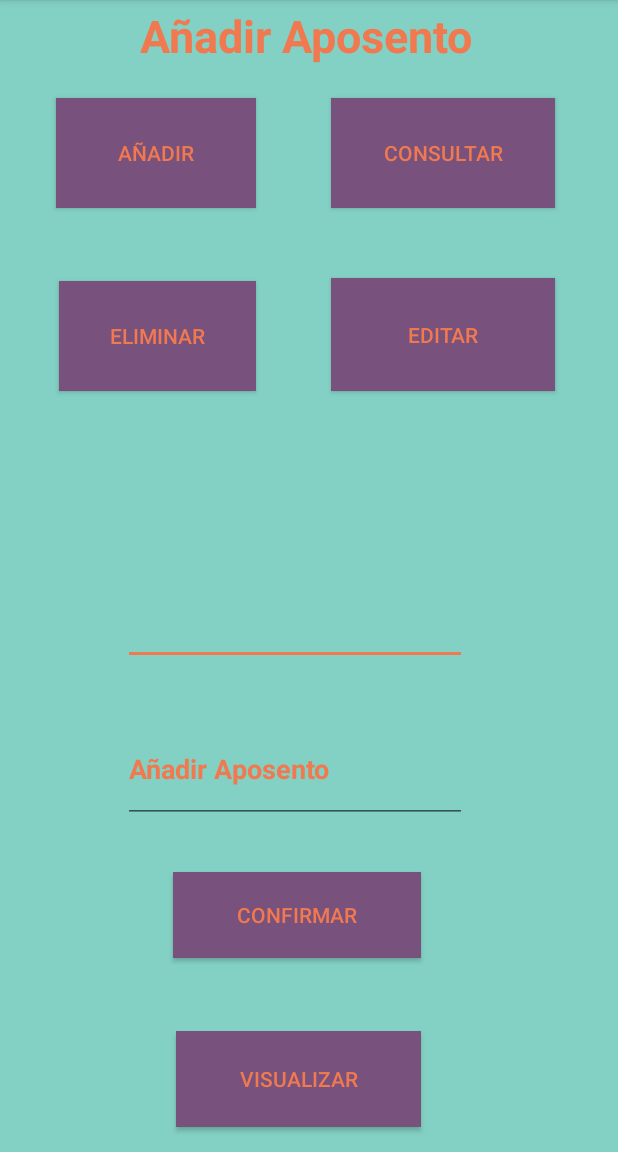
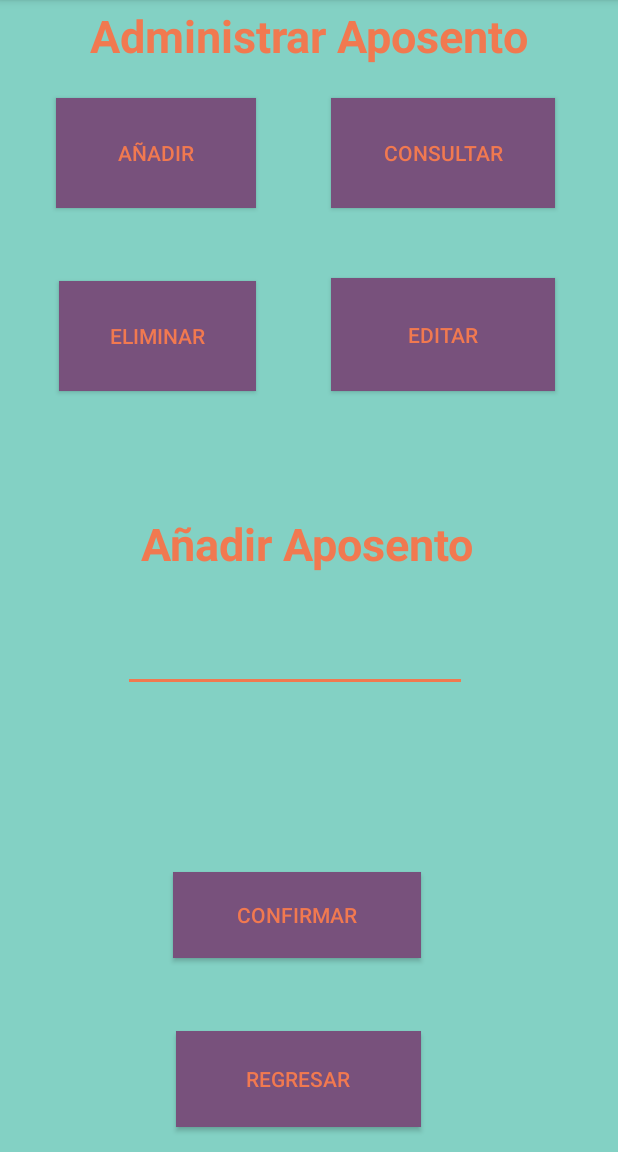
Before and after one commit to ErickCR12/SmartHomeTEC, an Android app: the Gestion_Aposentos screen opened directly, with no data from a screen before it, on a phone screen of 412 x 824 dp, the part 84-1236 px from its top. Run offline under Robolectric (Android 15) with nearby library versions, the phone set to English and light mode, and no system bars.

Commit message:
Se completan funcionalidades de las ventanas

```diff
--- a/App/app/src/main/java/com/example/app/Funciones_Pantallas/Gestion_Aposentos.kt
+++ b/App/app/src/main/java/com/example/app/Funciones_Pantallas/Gestion_Aposentos.kt
@@ -1,6 +1,7 @@
 package com.example.app.Funciones_Pantallas
 
 import android.annotation.SuppressLint
+import android.content.Intent
 import android.os.Bundle
 import android.util.Log
 import android.view.View
@@ -8,11 +9,12 @@ import android.widget.*
 import androidx.appcompat.app.AppCompatActivity
 import com.example.app.R
 import kotlinx.android.synthetic.main.aposentos.*
+import kotlinx.android.synthetic.main.dispositivos.*
 
 class Gestion_Aposentos: AppCompatActivity() {
 
     //Se crea un list de aposentos registrados
-    val aposentos_registrados = mutableListOf<String>()
+    val aposentos_registrados = arrayListOf<String>()
 
     @SuppressLint("SetTextI18n")
     override fun onCreate(savedInstanceState: Bundle?) {
@@ -22,75 +24,175 @@ class Gestion_Aposentos: AppCompatActivity() {
         //Variables para recibir los datos de entrada de los aposentos
         val aposento_nombre = findViewById<EditText>(R.id.txtaposentonombre) as EditText
 
-        var aposento:String
+        val editar_aposento = findViewById<EditText>(R.id.txtaposentonombre2) as EditText
+        editar_aposento.visibility = View.INVISIBLE
 
-        /**
-        menu.onItemSelectedListener = object: AdapterView.OnItemSelectedListener{
-            //Función implementada cuando es seleccionado uno de los elementos del spinner de platillos
-            //El elemento importante es el id, ya que este dará la posición en el array de opciones
-            override fun onItemSelected(parent: AdapterView<*>?, view: View?, position: Int, id: Long) {
+        //Variaable para mostrar la información en un label al usuario
+        val label = findViewById<TextView>(R.id.lblindicador) as TextView
 
-                //Se selecciona el elemento del usuario y se procede a mostrarlo en la interfaz
-                val seleccion = platillos_recibidos[position].toString()
-                val seleccion2 = precio_recibidos[position].toString()
-                item.setText(seleccion)
-                //total.setText(seleccion2)
+        //Variable para administrar el spinner con la información de platillos
+        //Se crea un spinner para mostar los platillos seleccionados por el usuario
+        val aposentos_disponibles = findViewById<Spinner>(R.id.spnseleccionados)
 
-                costoinidividual = precio_recibidos[position].toString().toInt()
+        //Se toman las listas de arrays creadas en la sección de values/strings del proyecto para
+        //poder trabajar con ellos y mostrar lo que estan almacenan en la interfaz
+        val lista_aposentos = ArrayAdapter(this,android.R.layout.simple_spinner_item, aposentos_registrados)
+        aposentos_disponibles.adapter = lista_aposentos
 
-                tiempo_pre = tiempo_recibidos[position].toString().toInt()
+        var aposento: String
 
-                indice = position
-            }
-            override fun onNothingSelected(parent: AdapterView<*>?) {
-                TODO("Not yet implemented")
-            }
-        }
+        //Se habilitan todos los botones
+        btneditar.isEnabled = true
+        btnconsulta.isEnabled = true
+        btneliminar2.isEnabled = true
+        btnanadir.isEnabled = true
 
-        **/
 
         //Botón para añadir aposentos a la aplicación
         btnanadir.setOnClickListener {
-            btneliminar2.isEnabled = false
+            //Se muestra la función que se esté ejecutando en el momento
+            label.setText("Añadir Aposento")
+        }
+
+        //Botón para eliminar aposentos a la aplicación
+        btneliminar2.setOnClickListener {
+            //Se muestra la función que se esté ejecutando en el momento
+            label.setText("Eliminar Aposento")
+        }
+
+        btneditar.setOnClickListener {
+            //Se muestra la función que se esté ejecutando en el momento
+            label.setText("Editar Aposento")
+
+            editar_aposento.visibility = View.VISIBLE
+        }
+
+        //Botón para consultar los aposentos de la aplicación
+        btnconsulta.setOnClickListener {
+            //Se muestra la función que se esté ejecutando en el momento
+            label.setText("Consultar Aposento")
+
+            aposento_nombre.visibility = View.INVISIBLE
+            editar_aposento.visibility = View.INVISIBLE
+
+            //Se habilita el spinner para mostrar la información de aposentos
+            aposentos_disponibles.visibility = View.VISIBLE
+        }
+
+
+        /**
+         * Se seleccionan las diferentes opciones de gestión de dispositivos al hacer click
+         * en el botón de confirmar, las opciones disponibles para su gestión son las de
+         * añadir, eliminar, editar y consultar algún aposento, cada uan de estas se almacenan
+         * en una variable para su respeciva administración
+         * **/
+        btnconfirmar2.setOnClickListener {
+
+            /**
+             * Para añadir un nuevo aposento lo que se necesita nada mas es seleccionar el botón con
+             * la leyenda "Añadir", agregar el aposento deseado y una vez hecho esto se presiona el
+             * botón de "confirmar", en caso de que no se añada ningún dispositivo, se añdaen 4 por
+             * default: dormitorio, cocina, sala, comedor
+             * */
+            if (label.text == "Añadir Aposento"){
+
                 //Se toma el nombre del registro del aposento ingresado por el usuario
                 aposento = aposento_nombre.text.toString()
                 //Si no se añade ningún aposento registrado se añaden por default
                 //dormitorio, cocina, sala, comedor
-            if (aposento_nombre.text.toString().isNullOrEmpty()){
+                if (aposento_nombre.text.toString().isNullOrEmpty()) {
                     aposentos_registrados.add("dormitorio")
                     aposentos_registrados.add("cocina")
                     aposentos_registrados.add("sala")
                     aposentos_registrados.add("comedor")
-                Log.i("info", aposentos_registrados.toString())
-            }
-            else{
+                    Log.i("infoA", aposentos_registrados.toString())
+                } else {
+                    aposentos_registrados.add("dormitorio")
+                    aposentos_registrados.add("cocina")
+                    aposentos_registrados.add("sala")
+                    aposentos_registrados.add("comedor")
                     //Si el usuario ingresa un aposento válido se añade a la lista vacia
                     aposentos_registrados.add(aposento)
-                Log.i("info", aposentos_registrados.toString())
-            }
+                    Log.i("infoA", aposentos_registrados.toString())
                 }
 
-        //Botón para eliminar aposentos a la aplicación
-        btneliminar2.setOnClickListener {
-            aposento_nombre.setText("Eliminar Aposento")
+                aposento_nombre.visibility = View.VISIBLE
+                editar_aposento.visibility = View.INVISIBLE
+                aposentos_disponibles.visibility = View.INVISIBLE
+            }
+
+            /**
+             * Para eliminar un nuevo aposento lo que se necesita nada mas es seleccionar el botón con
+             * la leyenda "Eliminar", agregar el aposento deseado y una vez hecho esto se presiona el
+             * botón de "confirmar", con esto se elimina el respectivo elemento del array
+             * */
+            if (label.text == "Eliminar Aposento"){
+
                 //Se toma el nombre del registro del aposento ingresado por el usuario
                 aposento = aposento_nombre.text.toString()
                 //Se elimina el elemento registrado por el usuario
                 aposentos_registrados.remove(aposento)
 
-            Log.i("info", aposentos_registrados.toString())
+                Log.i("infoE", aposentos_registrados.toString())
+
+
+                aposento_nombre.visibility = View.VISIBLE
+                editar_aposento.visibility = View.INVISIBLE
+                aposentos_disponibles.visibility = View.INVISIBLE
             }
 
-        btneditar.setOnClickListener {  }
+            /**
+             * Para editar un  aposento lo que se necesita nada mas es seleccionar el botón con
+             * la leyenda "Editar", agregar el aposento a editar con el nombre original y el
+             * desado con el nombre nuevo en el segundo entry, presionar el botón de "confirmar" y
+             * las nuevas modificaciones son registradas
+             * */
+            if (label.text == "Editar Aposento"){
 
-        //Botón para consultar los aposentos de la aplicación
-        btnconsulta.setOnClickListener {  }
-        Log.i("info", aposentos_registrados.toString())
+                //Se toma el nombre del registro del aposento ingresado por el usuario
+                aposento = aposento_nombre.text.toString()
+
+                //Se busca la posición del elemento que se debe buscar
+                val posicion_a_modificar = Posicion(aposento, aposentos_registrados)
+
+                //Se elimina el elemento registrado por el usuario
+                aposentos_registrados.remove(aposento)
+
+                //Se cambia el valor deseado en la posición correspondiente
+                aposentos_registrados.add(posicion_a_modificar, editar_aposento.text.toString())
+
+                Log.i("infoEDI", aposentos_registrados.toString())
+
+                aposento_nombre.visibility = View.VISIBLE
+                editar_aposento.visibility = View.INVISIBLE
+                aposentos_disponibles.visibility = View.INVISIBLE
+
+            }
+
+            /**
+             * Para consultar la lista de aposentos solo se presiona el botón de consulta y el botón
+             * de confirmar y se despliega la información de todos los aposentos almacenados previamente
+             * */
+            if (label.text == "Consultar Aposento"){
+                Log.i("infoC", aposentos_registrados.toString())
+
+                aposento_nombre.visibility = View.VISIBLE
+                editar_aposento.visibility = View.INVISIBLE
+                aposentos_disponibles.visibility = View.INVISIBLE
+            }
+        }
+
+        //Se envía toda la información a la ventana de gestión de dispositivos
+        btnvisualizar2.setOnClickListener {
+            val intent = Intent(this, Gestion_Dispositivos::class.java)
+            intent.putExtra("aposentos", aposentos_registrados)
+            startActivity(intent)
+        }
     }
 
     private fun Posicion(elemento: String, datos: List<String>): Int {
-        for (registro in 0 until datos.size){
-            if (elemento == datos.get(registro)){
+        for (registro in 0 until datos.size) {
+            if (elemento == datos.get(registro)) {
                 return registro
             }
         }
--- a/App/app/src/main/res/layout/aposentos.xml
+++ b/App/app/src/main/res/layout/aposentos.xml
@@ -19,7 +19,7 @@
         app:layout_constraintHorizontal_bias="0.45"
         app:layout_constraintStart_toStartOf="parent"
         app:layout_constraintTop_toTopOf="parent"
-        app:layout_constraintVertical_bias="0.534" />
+        app:layout_constraintVertical_bias="0.559" />
 
     <EditText
         android:id="@+id/txtaposentonombre2"
@@ -30,7 +30,7 @@
         android:text="Añadir Aposento"
         android:textColor="#f17950"
         android:textStyle="bold"
-        android:visibility="visible"
+        android:visibility="invisible"
         app:layout_constraintBottom_toBottomOf="parent"
         app:layout_constraintEnd_toEndOf="parent"
         app:layout_constraintHorizontal_bias="0.45"
@@ -57,7 +57,7 @@
         android:layout_width="163dp"
         android:layout_height="64dp"
         android:background="#78517c"
-        android:text="Visualizar"
+        android:text="Regresar"
         android:textColor="#f17950"
         app:layout_constraintBottom_toBottomOf="parent"
         app:layout_constraintEnd_toEndOf="parent"
@@ -68,10 +68,10 @@
 
     <TextView
         android:id="@+id/lbltitulo"
-        android:layout_width="267dp"
+        android:layout_width="337dp"
         android:layout_height="47dp"
         android:gravity="clip_horizontal|center_horizontal|center_vertical"
-        android:text="Añadir Aposento"
+        android:text="Administrar Aposento"
         android:textColor="#f17950"
         android:textSize="30sp"
         android:textStyle="bold"
@@ -82,11 +82,28 @@
         app:layout_constraintTop_toTopOf="parent"
         app:layout_constraintVertical_bias="0.0" />
 
+    <TextView
+        android:id="@+id/lblindicador"
+        android:layout_width="392dp"
+        android:layout_height="48dp"
+        android:gravity="clip_horizontal|center_horizontal|center_vertical"
+        android:text="Añadir Aposento"
+        android:textColor="#f17950"
+        android:textSize="30sp"
+        android:textStyle="bold"
+        app:layout_constraintBottom_toBottomOf="parent"
+        app:layout_constraintHorizontal_bias="0.43"
+        app:layout_constraintLeft_toLeftOf="parent"
+        app:layout_constraintRight_toRightOf="parent"
+        app:layout_constraintTop_toTopOf="parent"
+        app:layout_constraintVertical_bias="0.47" />
+
     <Button
         android:id="@+id/btneditar"
         android:layout_width="149dp"
         android:layout_height="75dp"
         android:background="#78517c"
+        android:enabled="true"
         android:text="Editar"
         android:textColor="#f17950"
         app:layout_constraintBottom_toBottomOf="parent"
@@ -101,6 +118,7 @@
         android:layout_width="133dp"
         android:layout_height="73dp"
         android:background="#78517c"
+        android:enabled="true"
         android:text="Añadir"
         android:textColor="#f17950"
         app:layout_constraintBottom_toBottomOf="parent"
@@ -115,6 +133,7 @@
         android:layout_width="149dp"
         android:layout_height="73dp"
         android:background="#78517c"
+        android:enabled="true"
         android:text="Consultar"
         android:textColor="#f17950"
         app:layout_constraintBottom_toBottomOf="parent"
@@ -129,6 +148,7 @@
         android:layout_width="131dp"
         android:layout_height="73dp"
         android:background="#78517c"
+        android:enabled="true"
         android:text="Eliminar"
         android:textColor="#f17950"
         app:layout_constraintBottom_toBottomOf="parent"
@@ -138,4 +158,16 @@
         app:layout_constraintTop_toTopOf="parent"
         app:layout_constraintVertical_bias="0.27" />
 
+    <Spinner
+        android:id="@+id/spnseleccionados"
+        android:layout_width="216dp"
+        android:layout_height="60dp"
+        android:visibility="invisible"
+        app:layout_constraintBottom_toBottomOf="@+id/btnvisualizar2"
+        app:layout_constraintEnd_toEndOf="parent"
+        app:layout_constraintHorizontal_bias="0.487"
+        app:layout_constraintStart_toStartOf="parent"
+        app:layout_constraintTop_toTopOf="parent"
+        app:layout_constraintVertical_bias="0.581" />
+
 </androidx.constraintlayout.widget.ConstraintLayout>
--- a/App/app/src/main/res/layout/control.xml
+++ b/App/app/src/main/res/layout/control.xml
@@ -12,7 +12,7 @@
         android:layout_height="75dp"
         android:background="#78517c"
         android:gravity="clip_horizontal|center_horizontal|center_vertical"
-        android:text="Salir"
+        android:text="Regresar"
         android:textColor="#f17950"
         android:textSize="18sp"
         android:textStyle="bold"
--- a/App/app/src/main/res/layout/dispositivos.xml
+++ b/App/app/src/main/res/layout/dispositivos.xml
@@ -118,13 +118,13 @@
         android:layout_width="187dp"
         android:layout_height="63dp"
         android:background="#78517c"
-        android:text="Siguiente"
+        android:text="Regresar"
         android:textColor="#f17950"
         app:layout_constraintBottom_toBottomOf="parent"
         app:layout_constraintEnd_toEndOf="parent"
         app:layout_constraintStart_toStartOf="parent"
         app:layout_constraintTop_toTopOf="parent"
-        app:layout_constraintVertical_bias="0.958" />
+        app:layout_constraintVertical_bias="0.976" />
 
     <TextView
         android:id="@+id/lblconsumo"
```
Also changed, not shown: App/app/src/main/java/com/example/app/Funciones_Pantallas/Control.kt (+8 -0 lines), App/app/src/main/java/com/example/app/Funciones_Pantallas/Gestion_Dispositivos.kt (+60 -2 lines), App/app/src/main/java/com/example/app/Funciones_Pantallas/Menu.kt (added, +24 -0 lines), App/app/src/main/java/com/example/app/Funciones_Pantallas/Vincular.kt (+72 -0 lines), App/app/src/main/res/layout/menu.xml (added, +86 -0 lines), App/app/src/main/res/layout/vinculo.xml (+40 -51 lines). Lines whose indentation alone changed are shown as unchanged.
